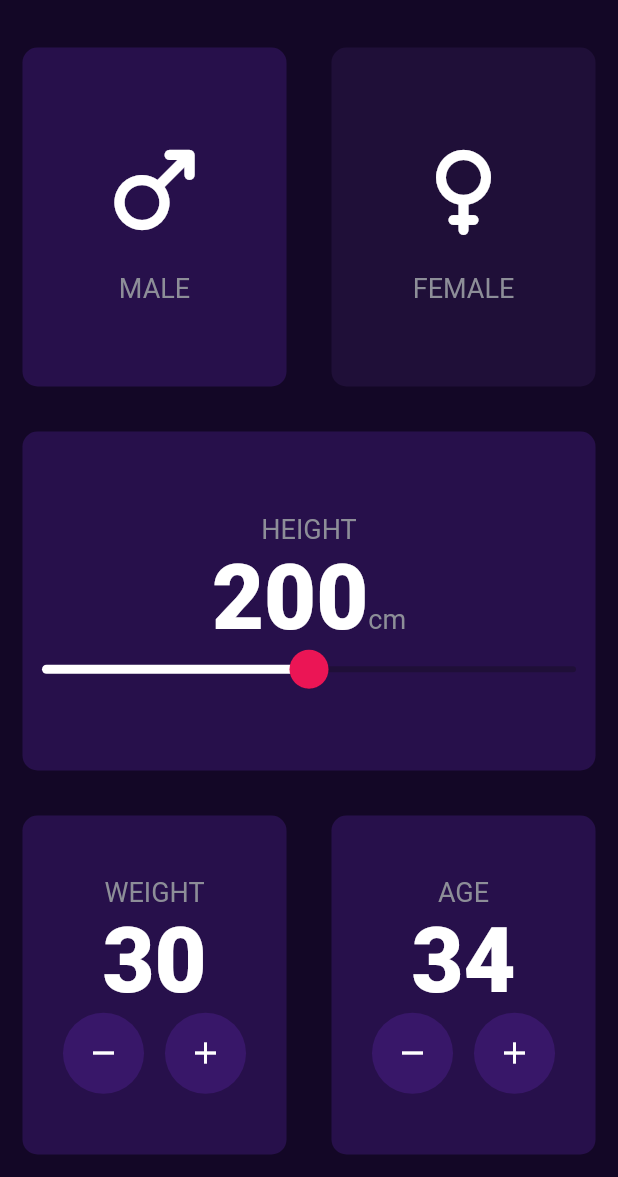
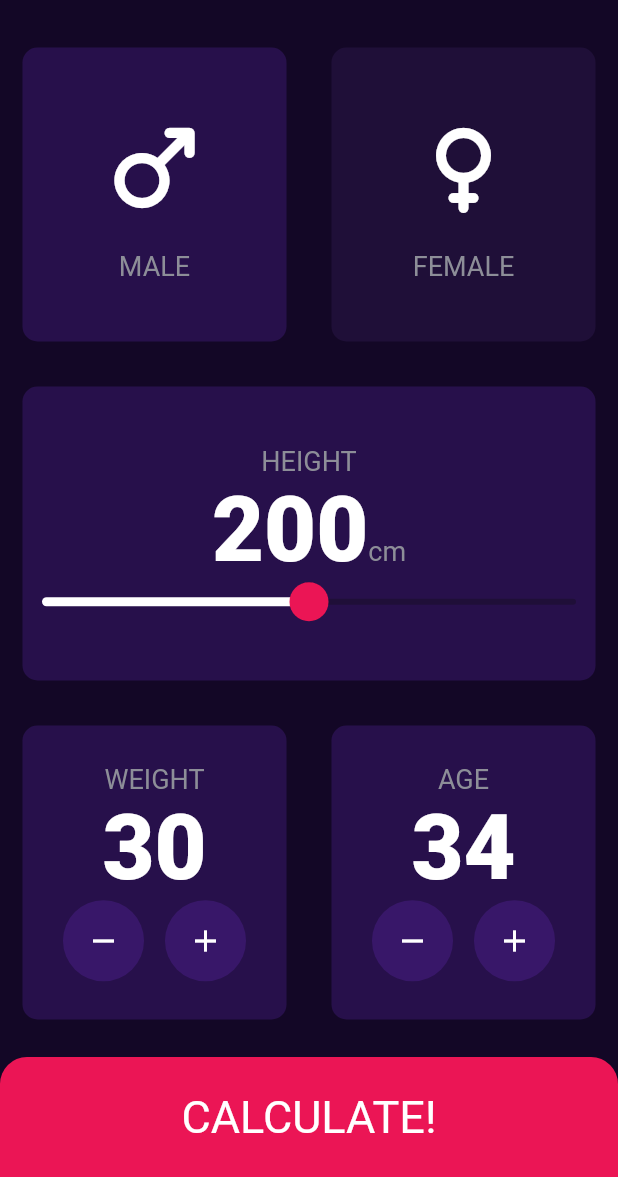
Before and after one commit to TheHarshKadam/BMI-Calculator, a Flutter app: the screen it shows after launch, on a phone screen of 412 x 824 dp, the part 59-1236 px from its top. Run offline on Flutter 3.47's test engine with Material 2 defaults, Android fonts, the phone set to English and light mode, and no system bars.

```diff
--- a/lib/pages/home.dart
+++ b/lib/pages/home.dart
@@ -334,6 +334,27 @@ class _homeState extends State<home> {
                 ],
               ),
             ),
+            GestureDetector(
+              onTap: () {
+                Navigator.pushNamed(context, '/result');
+              },
+              child: Container(
+                child: Center(
+                  child: Text("CALCULATE!",
+                      style: TextStyle(color: Colors.white, fontSize: 30.0)),
+                ),
+                margin: EdgeInsets.only(top: 10.0),
+                height: 80.0,
+                width: double.infinity,
+                decoration: BoxDecoration(
+                    color: Color(0xFFEB1555),
+                    borderRadius:
+                        BorderRadius.vertical(
+                          top: Radius.circular(18.0)
+                        )
+                ),
+              ),
+            )
           ],
         ));
   }
```
